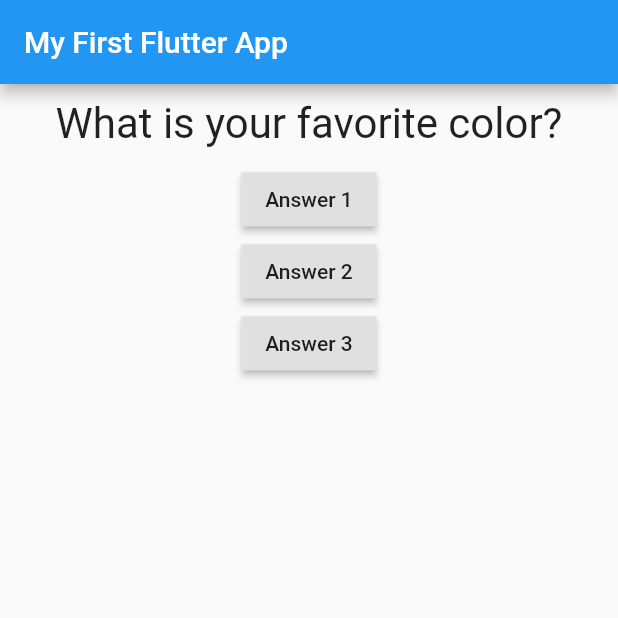
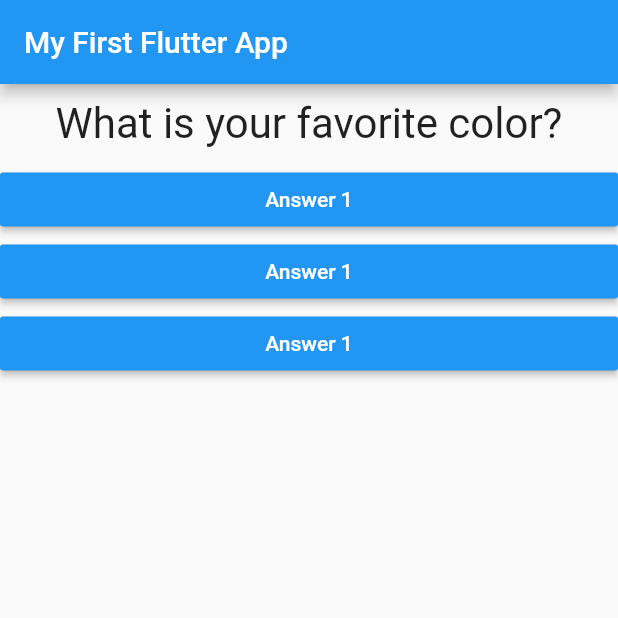
Before and after one commit to DarkoPG27/FLUTTER, a Flutter app: the screen it shows after launch, on a phone screen of 412 x 824 dp, the top half of it. Run offline on Flutter 3.47's test engine with Material 2 defaults, Android fonts, the phone set to English and light mode, and no system bars.

```diff
--- /dev/null
+++ b/lib/answer.dart
@@ -0,0 +1,20 @@
+import 'package:flutter/material.dart';
+
+class Answer extends StatelessWidget {
+  final VoidCallback selectHandler;
+
+  Answer(this.selectHandler);
+
+  @override
+  Widget build(BuildContext context) {
+    return Container(
+      width: double.infinity,
+      child: RaisedButton(
+        color: Colors.blue,
+        textColor: Colors.white,
+        child: Text('Answer 1'),
+        onPressed: selectHandler,
+      ),
+    );
+  }
+}
--- a/lib/main.dart
+++ b/lib/main.dart
@@ -1,5 +1,6 @@
 import 'package:flutter/material.dart';
 import './question.dart';
+import './answer.dart';
 
 void main() => runApp(MyApp());
 
@@ -37,17 +38,9 @@ class _MyAppState extends State<MyApp> {
         body: Column(
           children: <Widget>[
             Question(questions[_questionIndex]),
-            RaisedButton(
-              child: Text('Answer 1'),
-              onPressed: _answerQuestion,
-            ),
-            RaisedButton(
-                child: Text('Answer 2'),
-                onPressed: () => print('Answer 2 chosen')),
-            RaisedButton(
-              child: Text('Answer 3'),
-              onPressed: _answerQuestion,
-            ),
+            Answer(_answerQuestion),
+            Answer(_answerQuestion),
+            Answer(_answerQuestion),
           ],
         ),
       ),
```
